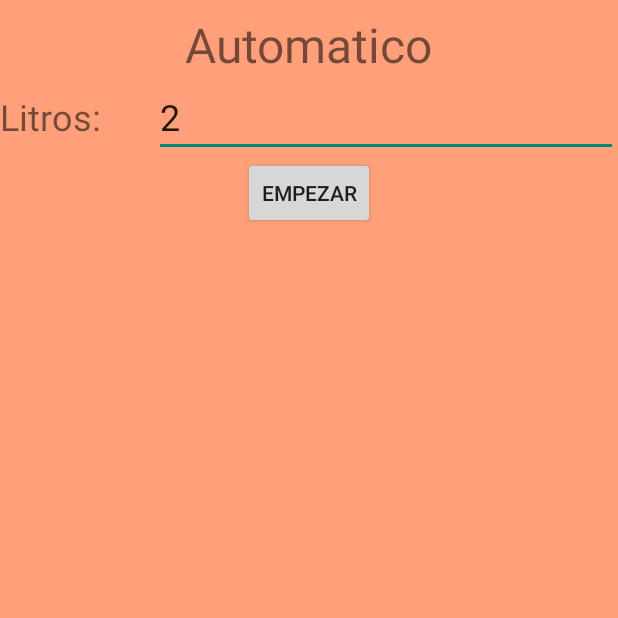
After one commit to Hellogark/ControlDeAgua, an Android app: the automatico screen opened directly, with no data from a screen before it, on a phone screen of 412 x 824 dp, the top half of it. The commit adds this screen. Run offline under Robolectric (Android 15) with nearby library versions, the phone set to English and light mode, and no system bars.

Commit message:
Se agrego la activity de control manual y automatico

```diff
--- /dev/null
+++ b/app/src/main/java/com/example/edmol/webview/automatico.java
@@ -0,0 +1,29 @@
+package com.example.edmol.webview;
+
+import android.support.v7.app.AppCompatActivity;
+import android.os.Bundle;
+import android.text.Editable;
+import android.view.View;
+import android.widget.Button;
+import android.widget.EditText;
+import android.widget.Toast;
+
+public class automatico extends AppCompatActivity {
+    EditText textLitros;
+    Button btnAutomatico;
+
+    @Override
+    protected void onCreate(Bundle savedInstanceState) {
+        super.onCreate(savedInstanceState);
+        setContentView(R.layout.activity_automatico);
+        textLitros = (EditText) findViewById(R.id.textLitros);
+        btnAutomatico = (Button) findViewById(R.id.btnAutomatico);
+        btnAutomatico.setOnClickListener(new View.OnClickListener() {
+            @Override
+            public void onClick(View view) {
+                Editable litros = textLitros.getText();
+                Toast.makeText(automatico.this, "Estan saliendo "+litros+" litros.", Toast.LENGTH_SHORT).show();
+            }
+        });
+    }
+}
--- /dev/null
+++ b/app/src/main/res/layout/activity_automatico.xml
@@ -0,0 +1,57 @@
+<?xml version="1.0" encoding="utf-8"?>
+<android.support.constraint.ConstraintLayout xmlns:android="http://schemas.android.com/apk/res/android"
+    xmlns:app="http://schemas.android.com/apk/res-auto"
+    xmlns:tools="http://schemas.android.com/tools"
+    android:layout_width="match_parent"
+    android:layout_height="match_parent"
+    android:background="@color/colorFondo1"
+    tools:context=".automatico">
+
+    <LinearLayout
+        android:layout_width="match_parent"
+        android:layout_height="match_parent"
+        android:orientation="vertical">
+
+        <TextView
+            android:id="@+id/textView"
+            android:layout_width="wrap_content"
+            android:layout_height="wrap_content"
+            android:layout_gravity="center"
+            android:layout_marginTop="8dp"
+            android:text="Automatico"
+            android:textSize="32dp" />
+
+        <LinearLayout
+            android:layout_width="match_parent"
+            android:layout_height="wrap_content"
+            android:orientation="horizontal">
+
+            <TextView
+                android:id="@+id/textView2"
+                android:layout_width="wrap_content"
+                android:layout_height="wrap_content"
+                android:textSize="24dp"
+                android:layout_weight="1"
+                android:text="Litros: " />
+
+            <EditText
+                android:id="@+id/textLitros"
+                android:layout_width="wrap_content"
+                android:layout_height="wrap_content"
+                android:layout_weight="1"
+                android:textSize="24dp"
+                android:ems="10"
+                android:inputType="textPersonName"
+                android:text="2" />
+
+        </LinearLayout>
+
+        <Button
+            android:id="@+id/btnAutomatico"
+            android:layout_width="wrap_content"
+            android:layout_height="wrap_content"
+            android:layout_gravity="center"
+            android:text="Empezar" />
+
+    </LinearLayout>
+</android.support.constraint.ConstraintLayout>
```
Also changed, not shown: app/src/main/AndroidManifest.xml (+20 -9 lines), app/src/main/java/com/example/edmol/webview/home.java (+27 -0 lines), app/src/main/java/com/example/edmol/webview/manual.java (added, +44 -0 lines), app/src/main/res/layout/activity_home.xml (+16 -0 lines), app/src/main/res/layout/activity_manual.xml (added, +32 -0 lines), app/src/main/res/drawable/power_off.png (added), app/src/main/res/drawable/power_on.png (added).
